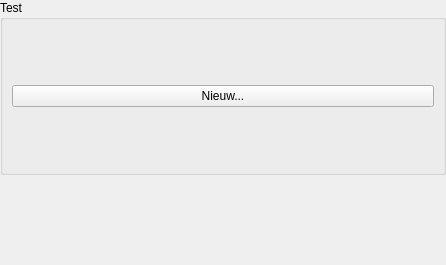
Qt form threedi_plugin_dockwidget_base.ui (nens/threedi-results-analysis) before a commit.
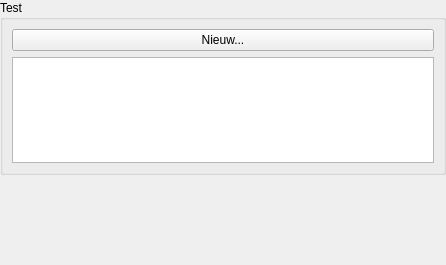
The same form after that commit.

Commit message: Stub dockwidget

```diff
--- a/threedi_plugin_dockwidget_base.ui
+++ b/threedi_plugin_dockwidget_base.ui
@@ -65,7 +65,7 @@
          <x>0</x>
          <y>0</y>
          <width>446</width>
-         <height>241</height>
+         <height>239</height>
         </rect>
        </property>
        <layout class="QVBoxLayout" name="verticalLayout">
@@ -121,6 +121,18 @@
              </property>
             </widget>
            </item>
+           <item>
+            <widget class="QTreeWidget" name="treeWidget">
+             <attribute name="headerVisible">
+              <bool>false</bool>
+             </attribute>
+             <column>
+              <property name="text">
+               <string notr="true">1</string>
+              </property>
+             </column>
+            </widget>
+           </item>
           </layout>
          </widget>
         </item>
```
